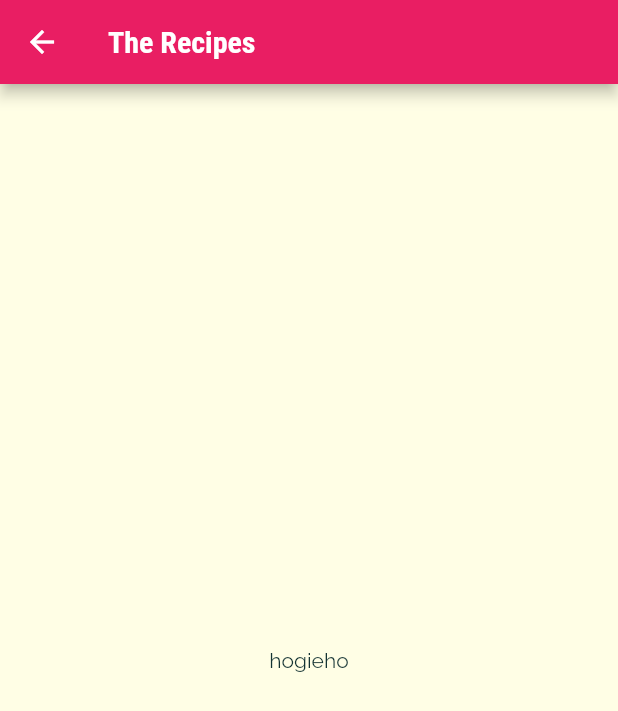
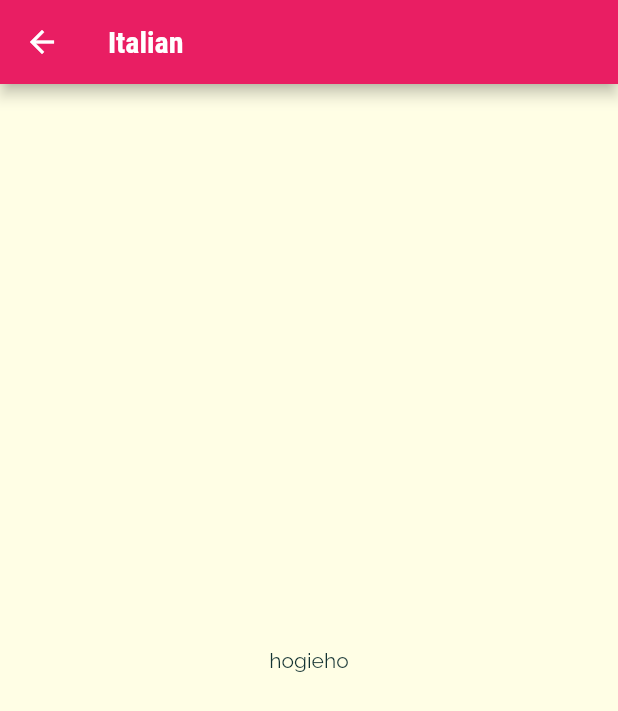
Before and after one commit to totolog-flutter/for-learning, a Flutter app: the screen it shows after launch, after a tap on "Italian", on a phone screen of 412 x 824 dp. Shown: the top 711 px of the screen. Run offline on Flutter 3.47's test engine with Material 2 defaults, Android fonts, the phone set to English and light mode, and no system bars.

Commit message:
add: 164

```diff
--- a/lib/categories_screen.dart
+++ b/lib/categories_screen.dart
@@ -14,8 +14,8 @@ class CategoriesScreen extends StatelessWidget {
         body: GridView(
           padding: EdgeInsets.all(25),
           children: DUMMY_CATEGORIES
-              .map((catData) =>
-                  CategoryItem(title: catData.title, color: catData.color))
+              .map((catData) => CategoryItem(
+                  id: catData.id, title: catData.title, color: catData.color))
               .toList(),
           gridDelegate: SliverGridDelegateWithMaxCrossAxisExtent(
               maxCrossAxisExtent: 200,
--- a/lib/category_item.dart
+++ b/lib/category_item.dart
@@ -2,14 +2,15 @@ import 'package:flutter/material.dart';
 import 'category_meals_screen.dart';
 
 class CategoryItem extends StatelessWidget {
+  final String id;
   final String title;
   final Color color;
-  const CategoryItem({required this.title, required this.color});
+  const CategoryItem({required this.id, required this.title, required this.color});
 
   void selectCategory(BuildContext ctx) {
     Navigator.of(ctx).push(MaterialPageRoute(
       builder: (_) {
-        return CategoryMealsScreen();
+        return CategoryMealsScreen(categoryId: id ,categoryTitle: title);
       },
     ));
   }
--- a/lib/category_meals_screen.dart
+++ b/lib/category_meals_screen.dart
@@ -1,13 +1,16 @@
 import 'package:flutter/material.dart';
 
 class CategoryMealsScreen extends StatelessWidget {
-  const CategoryMealsScreen({super.key});
+  final String categoryId;
+  final String categoryTitle;
+  const CategoryMealsScreen(
+      {required this.categoryId, required this.categoryTitle});
 
   @override
   Widget build(BuildContext context) {
     return Scaffold(
         appBar: AppBar(
-          title: Text('The Recipes'),
+          title: Text(categoryTitle),
         ),
         body: Center(
           child: Text('hogieho'),
```
